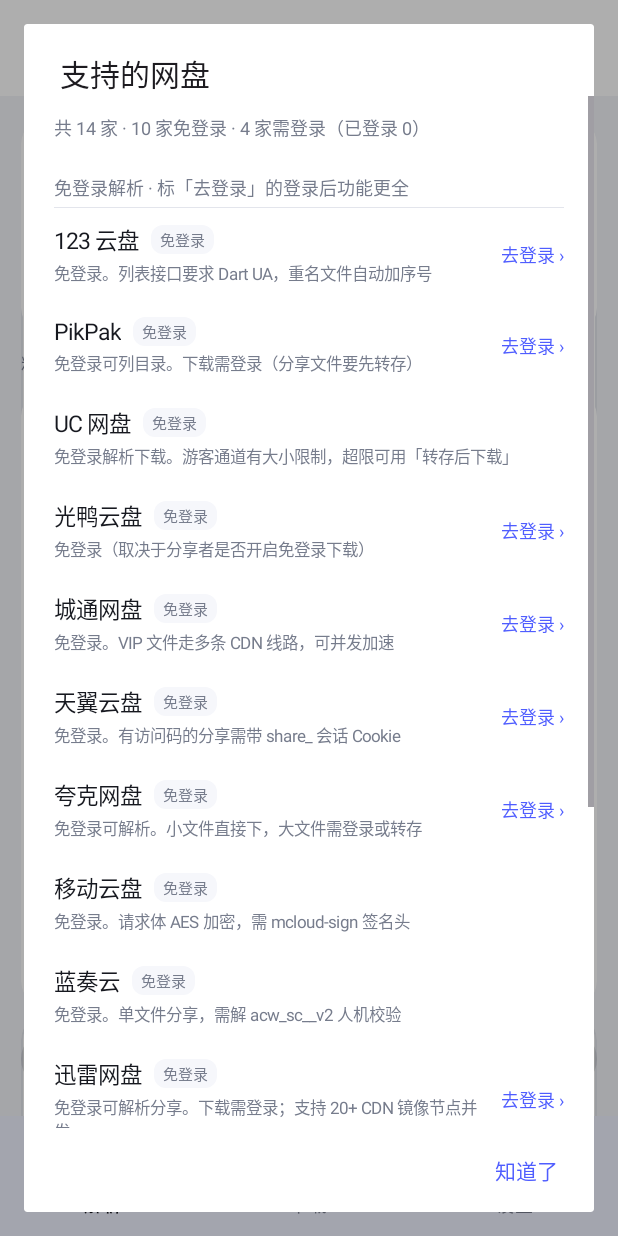
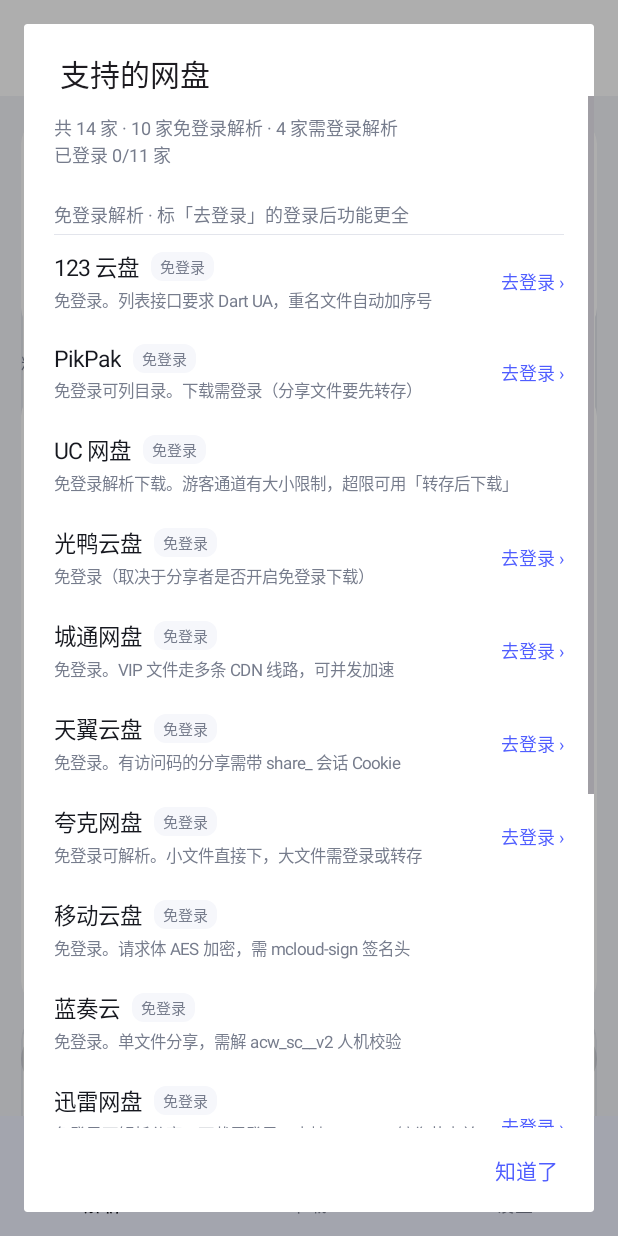
Before and after one commit to fanxing724/starbox, an Android app: the fragment SettingsFragment placed in its activity, after a tap on "支持的网盘", on a phone screen of 412 x 824 dp. Run offline under Robolectric (Android 15) with nearby library versions, the phone set to English and light mode, and no system bars.

Commit message:
0.9.17：复查登录语义残留，统一计数口径
复查 0.9.16 修复后发现同类问题仍有两处：

1) 解析成功后的提示误导
   ParseFragment 用 loginUrl!=null 判「该盘需登录」，
   夸克明明已列出文件却提示需登录。改为按 guestParse 区分：
   可游客解析且支持登录 → 「登录后可下大文件」；
   必须登录 → 「该盘需登录（去设置）」。

2) 「已登录」计数两个分母
   DrivesDialog 只数 !guestParse 的 4 家，
   SettingsFragment 数 loginUrl!=null 的 11 家，同一指标口径不一致。
   统一按「可登录的盘」计，列表文案改为
   「共 14 家 · 10 家免登录解析 · 4 家需登录解析 / 已登录 X/11 家」。

另清理两处未用导入（PermsActivity 的 View、DownloadsFragment 的 Environment）。
单测 32 项全绿，release 构建通过。

```diff
--- a/app/build.gradle.kts
+++ b/app/build.gradle.kts
@@ -21,8 +21,8 @@ android {
         applicationId = "com.fanxing.xbox"
         minSdk = 24
         targetSdk = 34
-        versionCode = 26
-        versionName = "0.9.16"
+        versionCode = 27
+        versionName = "0.9.17"
     }
 
     signingConfigs {
--- a/app/src/main/java/com/fanxing/xbox/ui/DownloadsFragment.kt
+++ b/app/src/main/java/com/fanxing/xbox/ui/DownloadsFragment.kt
@@ -1,7 +1,6 @@
 package com.fanxing.xbox.ui
 
 import android.os.Bundle
-import android.os.Environment
 import android.view.LayoutInflater
 import android.view.View
 import android.view.ViewGroup
--- a/app/src/main/java/com/fanxing/xbox/ui/DrivesDialog.kt
+++ b/app/src/main/java/com/fanxing/xbox/ui/DrivesDialog.kt
@@ -35,9 +35,13 @@ object DrivesDialog {
             setPadding(dp(20), dp(12), dp(20), dp(8))
         }
 
-        val loggedIn = need.count { creds.has(it.id) }
+        // 登录数要按「可登录的盘」算（含夸克等可游客解析但支持登录的），
+        // 否则与设置页入口和行内「已登录」状态口径不一致
+        val loginCapable = all.filter { it.loginUrl != null }
+        val loggedIn = loginCapable.count { creds.has(it.id) }
         box.addView(TextView(ctx).apply {
-            text = "共 ${all.size} 家 · ${free.size} 家免登录 · ${need.size} 家需登录（已登录 $loggedIn）"
+            text = "共 ${all.size} 家 · ${free.size} 家免登录解析 · ${need.size} 家需登录解析\n" +
+                "已登录 $loggedIn/${loginCapable.size} 家"
             textSize = 12f
             setTextColor(color(R.color.text_sub))
             setPadding(0, 0, 0, dp(10))
--- a/app/src/main/java/com/fanxing/xbox/ui/PermsActivity.kt
+++ b/app/src/main/java/com/fanxing/xbox/ui/PermsActivity.kt
@@ -1,7 +1,6 @@
 package com.fanxing.xbox.ui
 
 import android.os.Bundle
-import android.view.View
 import android.widget.Toast
 import androidx.appcompat.app.AlertDialog
 import androidx.appcompat.app.AppCompatActivity
--- a/app/src/main/java/com/fanxing/xbox/ui/SettingsFragment.kt
+++ b/app/src/main/java/com/fanxing/xbox/ui/SettingsFragment.kt
@@ -77,7 +77,7 @@ class SettingsFragment : Fragment() {
         row("免责声明", "内容来源与版权责任", "") { openLegal("disclaimer") }
         row("开源组件与许可", "AGPL-3.0 · 运行库 Apache 2.0 · 无 native 库", "") { showLicenses() }
         row("获取源代码", "AGPL-3.0 要求向使用者提供对应源码", "GitHub") { showSource() }
-        row("starbox", "版本 0.9.16 · 14 家网盘 · AGPL-3.0", "") {}
+        row("starbox", "版本 0.9.17 · 14 家网盘 · AGPL-3.0", "") {}
     }
 
     private fun openLegal(kind: String) {
```
Also changed, not shown: app/src/main/java/com/fanxing/xbox/ui/ParseFragment.kt (+9 -2 lines).
